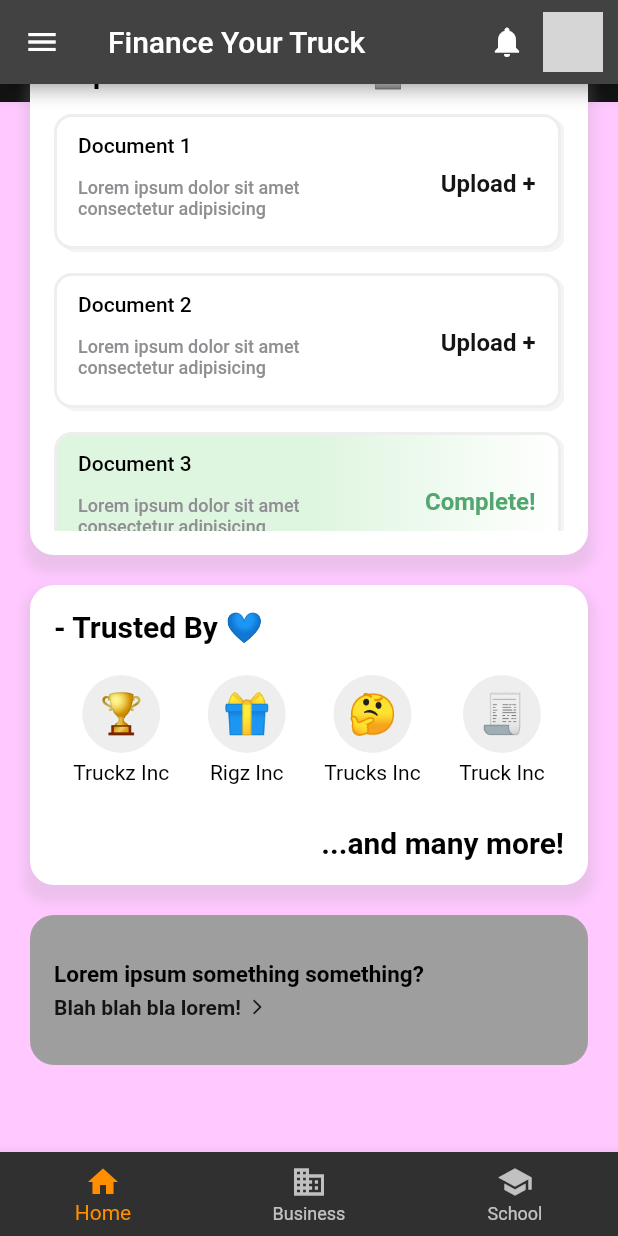
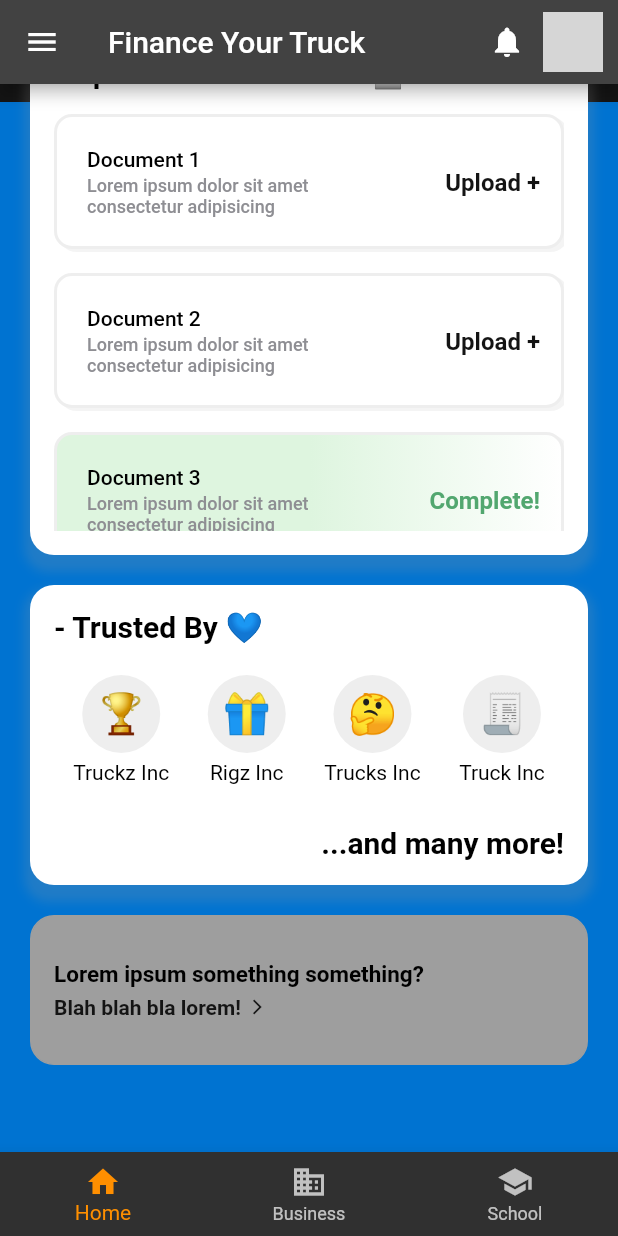
Before and after one commit to AlulaLeak/client-financing-application, a Flutter app: the screen it shows once a user with an empty profile is signed in, scrolled down 388 dp, on a phone screen of 412 x 824 dp. Run offline on Flutter 3.47's test engine with Material 2 defaults, Android fonts, the phone set to English and light mode, and no system bars; our stand-ins replace cloud_firestore, firebase_auth, firebase_core; missing offline and left inert: flutterfire_ui; accounts and stored records are empty; network calls fail; statements that could not run were skipped; grey boxes are pictures that could not be loaded.

Commit message:
added assets and fixed flex styling

```diff
--- a/lib/constants/constants_client_homewidget.dart
+++ b/lib/constants/constants_client_homewidget.dart
@@ -2,7 +2,8 @@ import 'package:flutter/cupertino.dart';
 import 'package:flutter/material.dart';
 
 //Color
-const scaffoldbg = Color.fromARGB(255, 255, 200, 255);
+// const scaffoldbg = Color.fromARGB(255, 255, 200, 255);
+const scaffoldbg = Color.fromARGB(255, 0, 115, 209);
 const black = Color.fromARGB(255, 0, 0, 0);
 const grey = CupertinoColors.systemGrey;
 const primary = Color.fromARGB(255, 20, 20, 20);
--- a/lib/widgets/client_homewidget/client_homewidget.dart
+++ b/lib/widgets/client_homewidget/client_homewidget.dart
@@ -20,6 +20,12 @@ class ClientHomeWidget extends StatelessWidget {
               Padding(
                 padding: const EdgeInsets.only(top: 400),
                 child: Container(
+                  // decoration: const BoxDecoration(
+                  //   image: DecorationImage(
+                  //     image: AssetImage("assets/placeholder.jpg"),
+                  //     fit: BoxFit.fitHeight,
+                  //   ),
+                  // ),
                   height: 700,
                   color: scaffoldbg,
                 ),
--- a/lib/widgets/client_homewidget/document_card.dart
+++ b/lib/widgets/client_homewidget/document_card.dart
@@ -9,8 +9,7 @@ class DocumentCard extends StatelessWidget {
   @override
   Widget build(BuildContext context) {
     return Container(
-      margin: const EdgeInsets.only(right: 2),
-      padding: const EdgeInsets.only(left: 14, right: 8, top: 11),
+      padding: const EdgeInsets.only(left: 20, right: 6, top: 20),
       width: double.infinity,
       height: 90,
       decoration: BoxDecoration(
@@ -36,16 +35,16 @@ class DocumentCard extends StatelessWidget {
         border: Border.all(width: 2, color: secondary),
         borderRadius: const BorderRadius.all(Radius.circular(12.0)),
       ),
-      child: Column(
+      child: Row(
+        children: [
+          Column(
             mainAxisAlignment: MainAxisAlignment.start,
             crossAxisAlignment: CrossAxisAlignment.start,
             children: [
               Text("Document $index",
                   style: const TextStyle(
                       color: black, fontSize: 14, fontWeight: FontWeight.w500)),
-          const SizedBox(height: 8),
-          Row(
-            children: [
+              const SizedBox(height: 3),
               const SizedBox(
                 width: 200,
                 child: Text(
@@ -54,21 +53,29 @@ class DocumentCard extends StatelessWidget {
                       color: grey, fontSize: 12, fontWeight: FontWeight.w500),
                 ),
               ),
+            ],
+          ),
           const Spacer(),
-              Container(
-                margin: const EdgeInsets.only(right: 7),
-                child: Padding(
-                  padding: const EdgeInsets.only(bottom: 20),
-                  child: index % 3 == 0 + index
-                      ? const Text(
+          Column(children: [
+            index % 3 == 0 + index
+                ? TextButton(
+                    onPressed: () {
+                      print('Pressed!!');
+                    },
+                    child: const Text(
                       'Upload +',
                       style: TextStyle(
                         color: primary,
                         fontSize: 16,
                         fontWeight: FontWeight.bold,
                       ),
+                    ),
                   )
-                      : const Text(
+                : TextButton(
+                    onPressed: () {
+                      print('Pressed!!');
+                    },
+                    child: const Text(
                       'Complete!',
                       style: TextStyle(
                         color: green,
@@ -77,9 +84,7 @@ class DocumentCard extends StatelessWidget {
                       ),
                     ),
                   ),
-              ),
-            ],
-          ),
+          ])
         ],
       ),
     );
--- a/pubspec.yaml
+++ b/pubspec.yaml
@@ -69,6 +69,7 @@ flutter:
   assets:
     - assets/appainter_theme.json
     - assets/placeholder.jpg
+    - assets/yellow-semi.jpeg
 
   # An image asset can refer to one or more resolution-specific "variants", see
   # https://flutter.dev/assets-and-images/#resolution-aware
```
Also changed, not shown: assets/yellow-semi.jpeg (added). Lines whose indentation alone changed are shown as unchanged.
